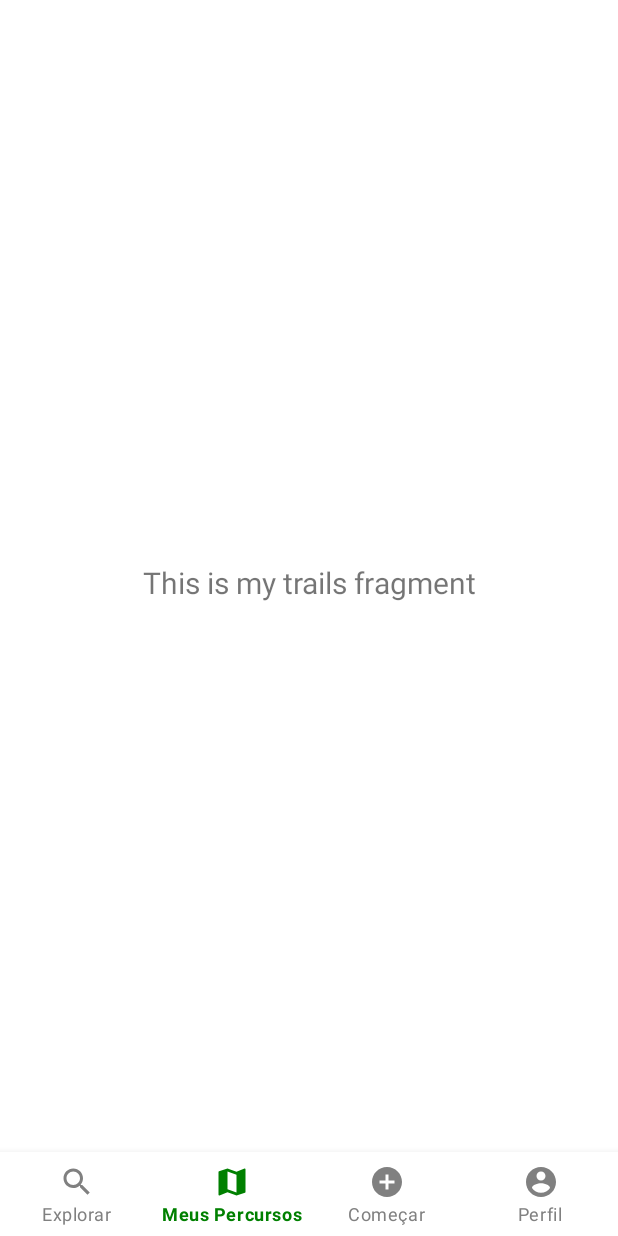
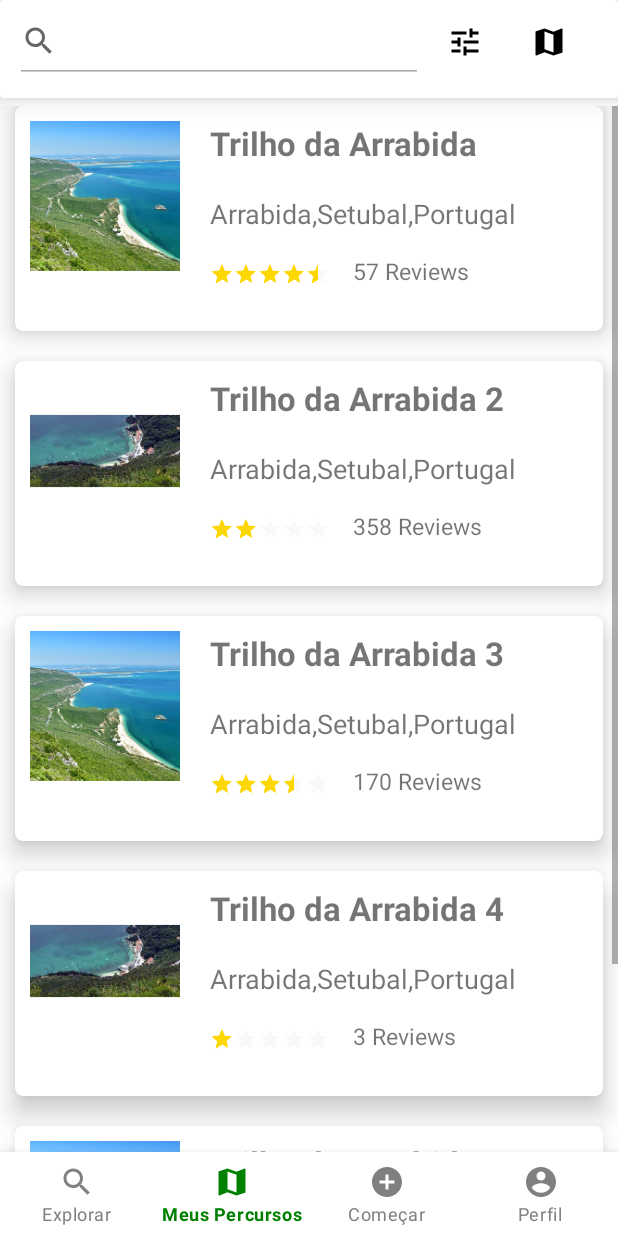
Before and after one commit to JoaoLopes97/Trails, an Android app: the StartFragment screen opened through its navigation route, item 2 of the bottom bar chosen, on a phone screen of 412 x 824 dp. Run offline under Robolectric (Android 15) with nearby library versions, the light colour scheme and no system bars; our stand-ins replace navigation-ui.

Commit message:
adding my trails

```diff
--- a/app/src/main/java/com/example/trails/ui/explore/ExploreFragment.java
+++ b/app/src/main/java/com/example/trails/ui/explore/ExploreFragment.java
@@ -9,6 +9,7 @@ import android.view.ViewGroup;
 import androidx.annotation.NonNull;
 import androidx.fragment.app.Fragment;
 import androidx.fragment.app.FragmentTransaction;
+
 import com.example.trails.R;
 import com.google.android.material.floatingactionbutton.FloatingActionButton;
 
@@ -31,7 +32,7 @@ public class ExploreFragment extends Fragment {
                              ViewGroup container, Bundle savedInstanceState) {
         View root = inflater.inflate(R.layout.explore_fragment, container, false);
 
-        setFragment(R.id.explore_frag,new ListFragment());
+        setFragment(R.id.explore_frag, new ListFragment());
         viewMode = root.findViewById(R.id.view_mode);
         viewMode.setOnClickListener(new View.OnClickListener() {
             @Override
@@ -49,19 +50,21 @@ public class ExploreFragment extends Fragment {
         filterBtn.setOnClickListener(new View.OnClickListener() {
             @Override
             public void onClick(View v) {
-                if(!showingFilter) {
+                if (!showingFilter) {
                     setFragment(R.id.filter_frag, filterFragment);
                     filterLayout.setClickable(true);
                     showingFilter = true;
-                } else{
+                } else {
                     hideFilter();
                     filterLayout.setClickable(false);
                     showingFilter = false;
                 }
             }
         });
+        if (trailCards.isEmpty()) {
+            CreateTrailsCards();
+        }
 
-        CreateTrailsCards();
         return root;
     }
 
@@ -85,24 +88,24 @@ public class ExploreFragment extends Fragment {
             viewMode_Map = false;
 
             listFragment = new ListFragment();
-            setFragment(R.id.explore_frag,listFragment);
+            setFragment(R.id.explore_frag, listFragment);
         } else {
             viewMode.setImageResource(R.drawable.ic_baseline_list_24);
             viewMode_Map = true;
 
             mapFragment = new MapFragment();
-            setFragment(R.id.explore_frag,mapFragment);
+            setFragment(R.id.explore_frag, mapFragment);
         }
     }
 
-    private void setFragment(int layout,Fragment fragment){
+    private void setFragment(int layout, Fragment fragment) {
         FragmentTransaction transaction = getActivity().getSupportFragmentManager().beginTransaction();
         transaction.replace(layout, fragment);
         transaction.addToBackStack(null);
         transaction.commit();
     }
 
-    public void hideFilter(){
+    public void hideFilter() {
         FragmentTransaction transaction = getActivity().getSupportFragmentManager().beginTransaction();
 
         transaction.remove(filterFragment);
--- a/app/src/main/java/com/example/trails/ui/explore/RecyclerViewAdapter.java
+++ b/app/src/main/java/com/example/trails/ui/explore/RecyclerViewAdapter.java
@@ -41,6 +41,7 @@ public class RecyclerViewAdapter extends RecyclerView.Adapter<RecyclerViewAdapte
     public ViewHolderNew onCreateViewHolder(@NonNull ViewGroup parent, int viewType) {
         View view = LayoutInflater.from(parent.getContext()).inflate(R.layout.card_view, parent, false);
         view.setOnClickListener(mOnClickListener);
+
         return  new ViewHolderNew(view);
     }
 
--- a/app/src/main/java/com/example/trails/ui/start/StartFragment.java
+++ b/app/src/main/java/com/example/trails/ui/start/StartFragment.java
@@ -15,8 +15,12 @@ import androidx.annotation.NonNull;
 import androidx.core.app.ActivityCompat;
 import androidx.core.content.ContextCompat;
 import androidx.fragment.app.Fragment;
+import androidx.recyclerview.widget.LinearLayoutManager;
+import androidx.recyclerview.widget.RecyclerView;
 
 import com.example.trails.R;
+import com.example.trails.ui.explore.RecyclerViewAdapter;
+import com.example.trails.ui.explore.TrailCard;
 import com.google.android.gms.location.FusedLocationProviderClient;
 import com.google.android.gms.location.LocationServices;
 import com.google.android.gms.maps.CameraUpdateFactory;
@@ -28,9 +32,18 @@ import com.google.android.gms.maps.model.MarkerOptions;
 import com.google.android.gms.tasks.OnSuccessListener;
 import com.google.android.material.floatingactionbutton.FloatingActionButton;
 
+import java.util.ArrayList;
+
+import static com.example.trails.ui.explore.ExploreFragment.trailCards;
+
 public class StartFragment extends Fragment implements OnMapReadyCallback {
 
     private StartViewModel mViewModel;
+
+    private RecyclerView mRecyclerView;
+    private RecyclerView.Adapter mAdapter;
+    private RecyclerView.LayoutManager mLayoutManager;
+    private ArrayList<TrailCard> recyclerList = new ArrayList<>();
 
     //MapView
     private MapView mapView;
@@ -52,6 +65,15 @@ public class StartFragment extends Fragment implements OnMapReadyCallback {
 
         save = root.findViewById(R.id.save);
         clear = root.findViewById(R.id.clear);
+
+        mRecyclerView = root.findViewById(R.id.my_recycler_view);
+
+        mRecyclerView.setHasFixedSize(true);
+        mLayoutManager = new LinearLayoutManager(getActivity());
+        mRecyclerView.setLayoutManager(mLayoutManager);
+        mAdapter = new RecyclerViewAdapter(getActivity(), recyclerList);
+        mRecyclerView.setAdapter(mAdapter);
+        CreateTrailsCards();
 
         checkUserLocationPermission();
 
@@ -144,4 +166,15 @@ public class StartFragment extends Fragment implements OnMapReadyCallback {
             return true;
         }
     }
+
+
+    private void CreateTrailsCards() {
+        TrailCard trail = new TrailCard("Trilho da Arrabida", "Arrabida,Setubal,Portugal", (float) 4.5, 57, R.mipmap.portinho_arrabida_1);
+        recyclerList.add(trail);
+        trail = new TrailCard("Trilho da Arrabida 4", "Arrabida,Setubal,Portugal", (float) 1, 3, R.mipmap.portinho_arrabida_2);
+        recyclerList.add(trail);
+        trail = new TrailCard("Trilho da Arrabida 5", "Arrabida,Setubal,Portugal", (float) 5, 10, R.mipmap.portinho_arrabida_1);
+        recyclerList.add(trail);
+        mAdapter.notifyDataSetChanged();
+    }
 }
--- a/app/src/main/res/layout/activity_main.xml
+++ b/app/src/main/res/layout/activity_main.xml
@@ -29,6 +29,4 @@
         app:layout_constraintStart_toStartOf="parent"
         app:layout_constraintTop_toTopOf="parent"
         app:navGraph="@navigation/mobile_navigation" />
-
-
 </androidx.constraintlayout.widget.ConstraintLayout>
--- a/app/src/main/res/navigation/mobile_navigation.xml
+++ b/app/src/main/res/navigation/mobile_navigation.xml
@@ -13,9 +13,9 @@
 
     <fragment
         android:id="@+id/nav_my_trails"
-        android:name="com.example.trails.ui.myTrails.MyTrailsFragment"
+        android:name="com.example.trails.ui.explore.ExploreFragment"
         android:label="@string/title_my_trails"
-        tools:layout="@layout/my_trails_fragment" />
+        tools:layout="@layout/explore_fragment" />
 
     <fragment
         android:id="@+id/nav_start"
```
